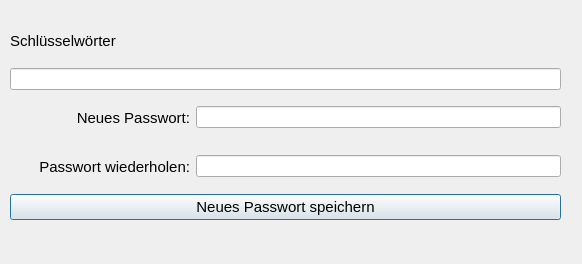
The window that src/gui/qt/ui_components/dialog_forgot_password.ui (minutogit/eMinuto-Desktop-Prototype) describes before a commit, drawn with Qt 5.
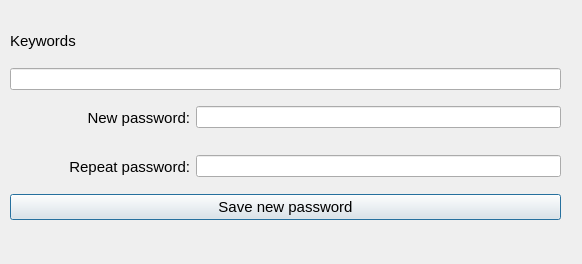
The same window after the commit.

Patch:
```diff
--- a/src/gui/qt/ui_components/dialog_forgot_password.ui
+++ b/src/gui/qt/ui_components/dialog_forgot_password.ui
@@ -34,7 +34,7 @@
        </font>
       </property>
       <property name="text">
-       <string>Schlüsselwörter</string>
+       <string>Keywords</string>
       </property>
      </widget>
     </item>
@@ -67,7 +67,7 @@
          <enum>Qt::RightToLeft</enum>
         </property>
         <property name="text">
-         <string>Neues Passwort:</string>
+         <string>New password:</string>
         </property>
         <property name="alignment">
          <set>Qt::AlignRight|Qt::AlignTrailing|Qt::AlignVCenter</set>
@@ -99,7 +99,7 @@
          </font>
         </property>
         <property name="text">
-         <string>Passwort wiederholen:</string>
+         <string>Repeat password:</string>
         </property>
         <property name="alignment">
          <set>Qt::AlignRight|Qt::AlignTrailing|Qt::AlignVCenter</set>
@@ -116,7 +116,7 @@
        </font>
       </property>
       <property name="text">
-       <string>Neues Passwort speichern</string>
+       <string>Save new password</string>
       </property>
      </widget>
     </item>
```
Left out of the diff: 2 changed lines with no effect on the pictures.
